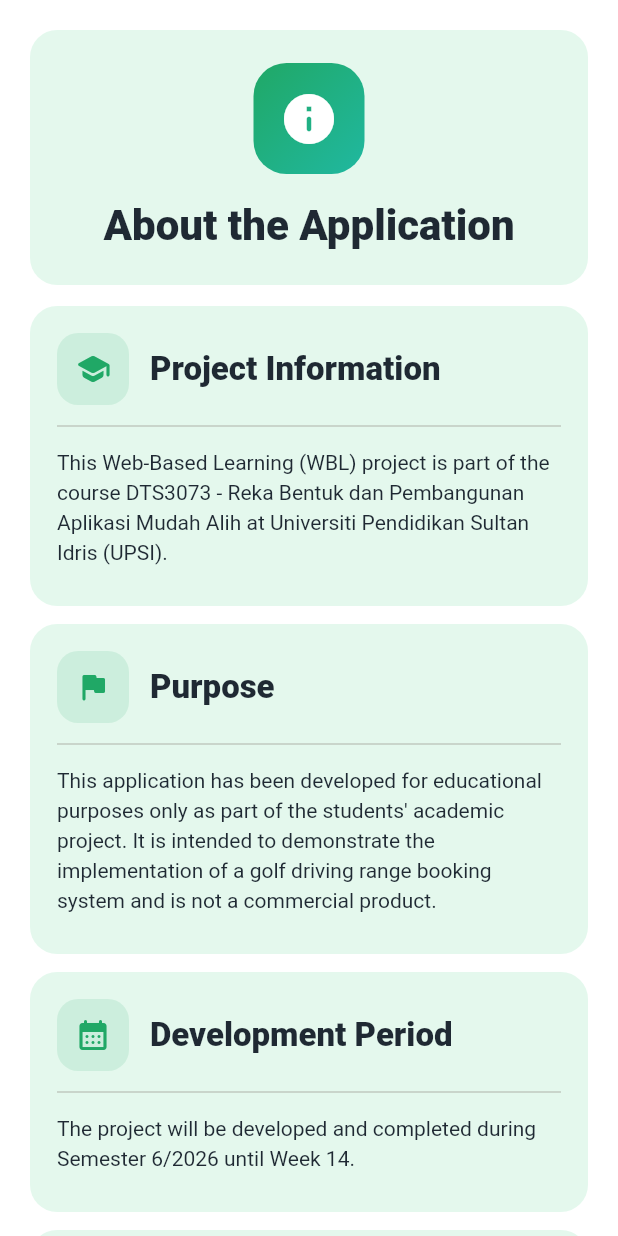
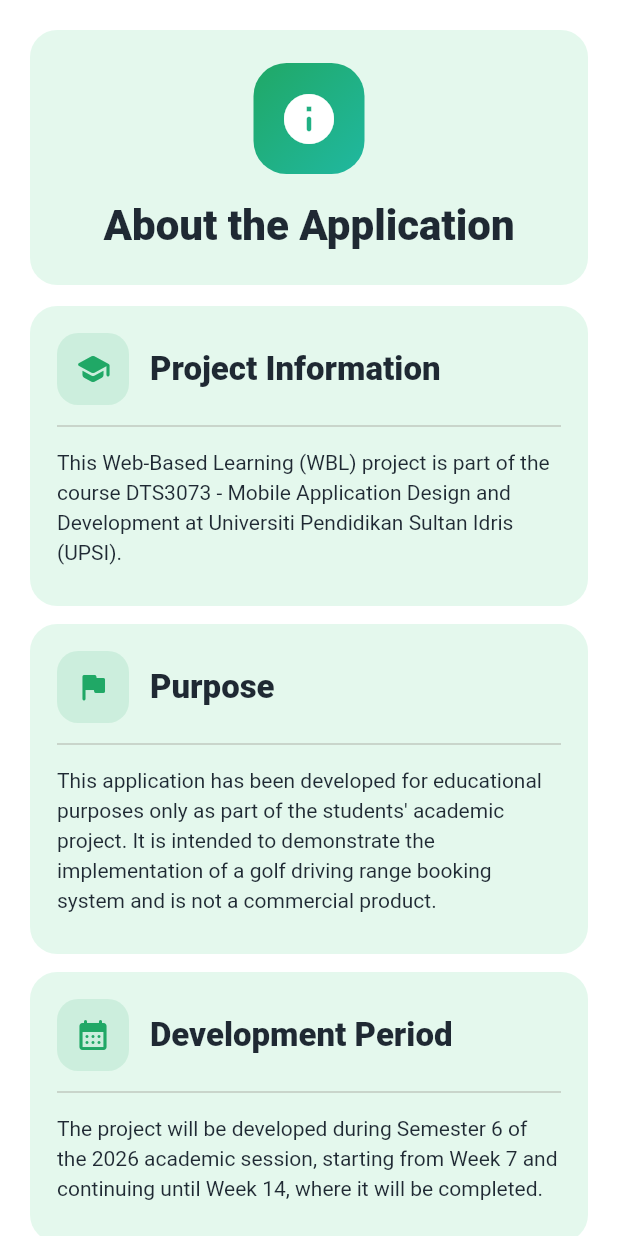
Before and after one commit to h4kiimii/golfbooking_system, a Flutter app: the AboutPage widget shown alone on an empty page, opened directly with empty values, on a phone screen of 412 x 824 dp. Run offline on Flutter 3.47's test engine with Material 3 defaults, Android fonts, the phone set to English and light mode, and no system bars; our stand-ins replace image_picker, qr_flutter, shared_preferences, supabase_flutter; accounts and stored records are empty.

```diff
--- a/golfbookingsystem/lib/data/dummy_data.dart
+++ b/golfbookingsystem/lib/data/dummy_data.dart
@@ -25,12 +25,16 @@ class DummyData {
       name: 'Nordin bin Yahya',
       phoneNumber: '012 537 7396',
       email: null,
+      description:
+          'Specialist in beginner swing basics, stance correction, and driving accuracy.',
       level: 'Professional Amateur( Prof. Am.)',
     ),
     Trainer(
       name: 'Mohd Muhayyuddin bin Md Zain',
       phoneNumber: '011 6514 6767',
       email: 'dingolfzero@gmail.com',
+      description:
+          'Specialist in short game control, putting technique, and guided practice routine.',
       level: 'Professional Amateur( Prof. Am.)',
     ),
   ];
--- a/golfbookingsystem/lib/model/trainer.dart
+++ b/golfbookingsystem/lib/model/trainer.dart
@@ -4,6 +4,7 @@ class Trainer {
     required this.phoneNumber,
     required this.email,
     this.imagePath,
+    this.description,
     this.level = defaultLevel,
   });
 
@@ -13,6 +14,7 @@ class Trainer {
   final String phoneNumber;
   final String? email;
   final String? imagePath;
+  final String? description;
   final String level;
 
   Trainer copyWith({
@@ -20,6 +22,7 @@ class Trainer {
     String? phoneNumber,
     String? email,
     String? imagePath,
+    String? description,
     String? level,
   }) {
     return Trainer(
@@ -27,6 +30,7 @@ class Trainer {
       phoneNumber: phoneNumber ?? this.phoneNumber,
       email: email ?? this.email,
       imagePath: imagePath ?? this.imagePath,
+      description: description ?? this.description,
       level: level ?? this.level,
     );
   }
--- a/golfbookingsystem/lib/view/about_page.dart
+++ b/golfbookingsystem/lib/view/about_page.dart
@@ -85,15 +85,15 @@ class AboutPage extends StatelessWidget {
                   title: copy.developmentTeamTitle,
                   children: const [
                     _TeamMember(
-                      name: 'MUHAMMAD HAKIMI ADLY BIN HAZLEE',
+                      name: 'Muhammad Hakimi Adly bin Hazlee',
                       id: 'D20231106511',
                     ),
                     _TeamMember(
-                      name: 'MUHAMMAD ADIB BIN SAMSURI',
+                      name: 'Muhammad Adib bin Samsuri',
                       id: 'D20231106481',
                     ),
                     _TeamMember(
-                      name: 'WALDAN AIMAN BIN NAZRI',
+                      name: 'Waldan Aiman bin Nazri',
                       id: 'D20231106455',
                     ),
                   ],
@@ -218,23 +218,7 @@ class _TeamMember extends StatelessWidget {
       padding: const EdgeInsets.only(bottom: 14),
       child: Column(
         crossAxisAlignment: CrossAxisAlignment.start,
-        children: [
-          Text(
-            name,
-            style: Theme.of(context).textTheme.bodyMedium?.copyWith(
-              fontSize: 16,
-              fontWeight: FontWeight.w400,
-            ),
-          ),
-          const SizedBox(height: 3),
-          Text(
-            id,
-            style: Theme.of(context).textTheme.bodyMedium?.copyWith(
-              fontSize: 15,
-              fontWeight: FontWeight.w400,
-            ),
-          ),
-        ],
+        children: [Text(name), const SizedBox(height: 3), Text(id)],
       ),
     );
   }
@@ -279,13 +263,13 @@ class _AboutCopy {
     title: 'About the Application',
     projectInformationTitle: 'Project Information',
     projectInformation:
-        'This Web-Based Learning (WBL) project is part of the course DTS3073 - Reka Bentuk dan Pembangunan Aplikasi Mudah Alih at Universiti Pendidikan Sultan Idris (UPSI).',
+        'This Web-Based Learning (WBL) project is part of the course DTS3073 - Mobile Application Design and Development at Universiti Pendidikan Sultan Idris (UPSI).',
     purposeTitle: 'Purpose',
     purpose:
         'This application has been developed for educational purposes only as part of the students\' academic project. It is intended to demonstrate the implementation of a golf driving range booking system and is not a commercial product.',
     developmentPeriodTitle: 'Development Period',
     developmentPeriod:
-        'The project will be developed and completed during Semester 6/2026 until Week 14.',
+        'The project will be developed during Semester 6 of the 2026 academic session, starting from Week 7 and continuing until Week 14, where it will be completed.',
     noticeTitle: 'Notice',
     notice:
         'This application was developed for academic and Work-Based Learning (WBL) purposes. Any request related to maintenance, system modification, feature enhancement, technical support, data management, or further development after Week 15 should be referred to the Faculty of Computing and Meta Technology (META), Universiti Pendidikan Sultan Idris (UPSI).',
@@ -295,29 +279,29 @@ class _AboutCopy {
     courseName: 'Mobile Application Design and Development',
     technologiesTitle: 'Technologies',
     footer:
-        '(c) Work-Based Learning (WBL) Project 2026\nFaculty of Computing and Meta-Technology (META)\nUniversiti Pendidikan Sultan Idris (UPSI)',
+        '© Work-Based Learning (WBL) Project 2026\nFaculty of Computing and Meta-Technology (META)\nUniversiti Pendidikan Sultan Idris (UPSI)',
   );
 
   static const malay = _AboutCopy(
     title: 'Tentang Aplikasi',
     projectInformationTitle: 'Maklumat Projek',
     projectInformation:
-        'Projek Web-Based Learning (WBL) ini merupakan sebahagian daripada kursus DTS3073 - Reka Bentuk dan Pembangunan Aplikasi Mudah Alih di Universiti Pendidikan Sultan Idris (UPSI).',
+        'Projek Pembelajaran Berasaskan Kerja (WBL) ini merupakan sebahagian daripada kursus DTS3073 - Reka Bentuk dan Pembangunan Aplikasi Mudah Alih di Universiti Pendidikan Sultan Idris (UPSI).',
     purposeTitle: 'Tujuan',
     purpose:
-        'Aplikasi ini dibangunkan untuk tujuan pendidikan sahaja sebagai sebahagian daripada projek akademik pelajar. Aplikasi ini bertujuan menunjukkan pelaksanaan sistem tempahan golf driving range dan bukan produk komersial.',
+        'Aplikasi ini dibangunkan untuk tujuan pendidikan sahaja sebagai sebahagian daripada projek akademik pelajar. Aplikasi ini bertujuan untuk menunjukkan pelaksanaan sistem tempahan lapang sasar golf dan bukan merupakan produk komersial.',
     developmentPeriodTitle: 'Tempoh Pembangunan',
     developmentPeriod:
-        'Projek ini akan dibangunkan dan disiapkan sepanjang Semester 6/2026 sehingga Minggu 14.',
+        'Projek ini akan dibangunkan pada Semester 6 sesi akademik 2026, bermula dari Minggu 7 dan diteruskan sehingga Minggu 14, iaitu minggu projek ini akan disiapkan.',
     noticeTitle: 'Notis',
     notice:
-        'Aplikasi ini dibangunkan untuk tujuan akademik dan Work-Based Learning (WBL). Sebarang permintaan berkaitan penyelenggaraan, pengubahsuaian sistem, penambahbaikan ciri, sokongan teknikal, pengurusan data, atau pembangunan lanjut selepas Minggu 15 hendaklah dirujuk kepada Fakulti Komputeran dan Meta Teknologi (META), Universiti Pendidikan Sultan Idris (UPSI).',
+        'Aplikasi ini dibangunkan untuk tujuan akademik dan Pembelajaran Berasaskan Kerja (WBL). Sebarang permintaan berkaitan penyelenggaraan, pengubahsuaian sistem, penambahbaikan ciri, sokongan teknikal, pengurusan data, atau pembangunan lanjut selepas Minggu 15 hendaklah dirujuk kepada Fakulti Komputeran dan Meta-Teknologi (META), Universiti Pendidikan Sultan Idris (UPSI).',
     developmentTeamTitle: 'Pasukan Pembangunan',
     lecturerTitle: 'Pensyarah Kursus',
     courseTitle: 'Kursus',
     courseName: 'Reka Bentuk dan Pembangunan Aplikasi Mudah Alih',
     technologiesTitle: 'Teknologi',
     footer:
-        '(c) Projek Work-Based Learning (WBL) 2026\nFakulti Komputeran dan Meta-Teknologi (META)\nUniversiti Pendidikan Sultan Idris (UPSI)',
+        '© Projek Pembelajaran Berasaskan Kerja (WBL) 2026\nFakulti Komputeran dan Meta-Teknologi (META)\nUniversiti Pendidikan Sultan Idris (UPSI)',
   );
 }
```
Also changed, not shown: golfbookingsystem/lib/services/app_data_service.dart (+19 -2 lines), golfbookingsystem/lib/view/booking_page.dart (+5 -6 lines), 2 other files.
